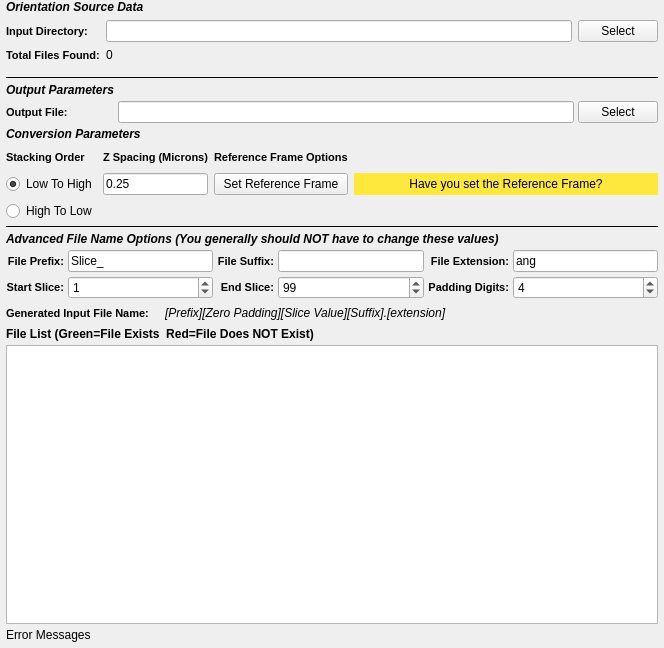
Old version of the form Source/Plugins/OrientationAnalysis/FilterParameterWidgets/UI_Files/EbsdToH5EbsdWidget.ui in the repository BlueQuartzSoftware/DREAM3D.
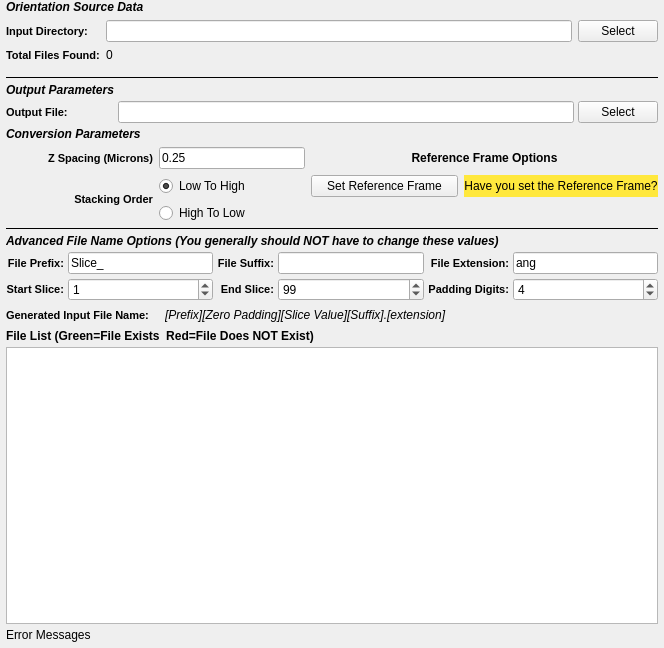
New version of the form. Custom widgets are drawn as their Qt base class.

Commit message: GUI Enhancement: Rearranging some of the input widgets on the GUI to make more obvious where the Z Spacing entry is at.

```diff
--- a/Source/Plugins/OrientationAnalysis/FilterParameterWidgets/UI_Files/EbsdToH5EbsdWidget.ui
+++ b/Source/Plugins/OrientationAnalysis/FilterParameterWidgets/UI_Files/EbsdToH5EbsdWidget.ui
@@ -325,36 +325,6 @@
      <property name="spacing">
       <number>6</number>
      </property>
-     <item row="2" column="0">
-      <widget class="QLabel" name="label_2">
-       <property name="styleSheet">
-        <string notr="true">QLabel {
-font-weight: bold;
-font-size: 11px;
-}</string>
-       </property>
-       <property name="text">
-        <string>Stacking Order</string>
-       </property>
-      </widget>
-     </item>
-     <item row="3" column="0">
-      <widget class="QRadioButton" name="m_StackLowToHigh">
-       <property name="text">
-        <string>Low To High</string>
-       </property>
-       <property name="checked">
-        <bool>true</bool>
-       </property>
-      </widget>
-     </item>
-     <item row="4" column="0">
-      <widget class="QRadioButton" name="m_StackHighToLow">
-       <property name="text">
-        <string>High To Low</string>
-       </property>
-      </widget>
-     </item>
      <item row="3" column="2">
       <widget class="QPushButton" name="m_RefFrameOptionsBtn">
        <property name="toolTip">
@@ -368,20 +338,35 @@
        </property>
       </widget>
      </item>
-     <item row="2" column="2">
-      <widget class="QLabel" name="label_3">
+     <item row="1" column="0" colspan="3">
+      <widget class="QLabel" name="label_6">
        <property name="styleSheet">
-        <string notr="true">QLabel {
+        <string notr="true">QLabel 
+{
+font-style: italic;
 font-weight: bold;
-font-size: 11px;
+font-size: 12px;
 }</string>
        </property>
        <property name="text">
-        <string>Reference Frame Options</string>
+        <string>Conversion Parameters</string>
        </property>
       </widget>
      </item>
-     <item row="2" column="1">
+     <item row="3" column="3">
+      <widget class="QLabel" name="referenceFrameCheck">
+       <property name="styleSheet">
+        <string notr="true">background-color: rgb(255, 232, 61);</string>
+       </property>
+       <property name="text">
+        <string>Have you set the Reference Frame?</string>
+       </property>
+       <property name="alignment">
+        <set>Qt::AlignCenter</set>
+       </property>
+      </widget>
+     </item>
+     <item row="2" column="0">
       <widget class="QLabel" name="label_4">
        <property name="styleSheet">
         <string notr="true">QLabel {
@@ -392,9 +377,12 @@
        <property name="text">
         <string>Z Spacing (Microns)</string>
        </property>
+       <property name="alignment">
+        <set>Qt::AlignRight|Qt::AlignTrailing|Qt::AlignVCenter</set>
+       </property>
       </widget>
      </item>
-     <item row="3" column="1">
+     <item row="2" column="1">
       <widget class="QLineEdit" name="m_zSpacing">
        <property name="sizePolicy">
         <sizepolicy hsizetype="Ignored" vsizetype="Preferred">
@@ -410,47 +398,55 @@
        </property>
       </widget>
      </item>
-     <item row="1" column="0" colspan="3">
-      <widget class="QLabel" name="label_6">
+     <item row="3" column="1">
+      <widget class="QRadioButton" name="m_StackLowToHigh">
+       <property name="text">
+        <string>Low To High</string>
+       </property>
+       <property name="checked">
+        <bool>true</bool>
+       </property>
+      </widget>
+     </item>
+     <item row="4" column="1">
+      <widget class="QRadioButton" name="m_StackHighToLow">
+       <property name="text">
+        <string>High To Low</string>
+       </property>
+      </widget>
+     </item>
+     <item row="2" column="2" colspan="2">
+      <widget class="QLabel" name="label_3">
        <property name="styleSheet">
-        <string notr="true">QLabel 
-{
-font-style: italic;
+        <string notr="true">QLabel {
 font-weight: bold;
 font-size: 12px;
 }</string>
        </property>
        <property name="text">
-        <string>Conversion Parameters</string>
-       </property>
-      </widget>
-     </item>
-     <item row="2" column="3">
-      <spacer name="horizontalSpacer">
-       <property name="orientation">
-        <enum>Qt::Horizontal</enum>
-       </property>
-       <property name="sizeHint" stdset="0">
-        <size>
-         <width>40</width>
-         <height>20</height>
-        </size>
-       </property>
-      </spacer>
-     </item>
-     <item row="3" column="3">
-      <widget class="QLabel" name="referenceFrameCheck">
-       <property name="styleSheet">
-        <string notr="true">background-color: rgb(255, 232, 61);</string>
-       </property>
-       <property name="text">
-        <string>Have you set the Reference Frame?</string>
+        <string>Reference Frame Options</string>
        </property>
        <property name="alignment">
         <set>Qt::AlignCenter</set>
        </property>
       </widget>
      </item>
+     <item row="3" column="0" rowspan="2">
+      <widget class="QLabel" name="label_2">
+       <property name="styleSheet">
+        <string notr="true">QLabel {
+font-weight: bold;
+font-size: 11px;
+}</string>
+       </property>
+       <property name="text">
+        <string>Stacking Order</string>
+       </property>
+       <property name="alignment">
+        <set>Qt::AlignRight|Qt::AlignTrailing|Qt::AlignVCenter</set>
+       </property>
+      </widget>
+     </item>
     </layout>
    </item>
    <item row="0" column="0">
```
Left out of the diff: 3 changed lines with no effect on the pictures.
